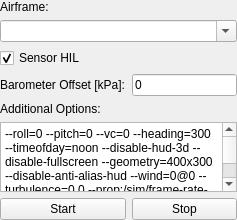
First picture: the form in src/ui/QGCHilFlightGearConfiguration.ui, repository mavlink/qgroundcontrol, before the edit.
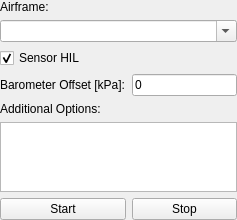
Second picture: the form after the edit.

Patch:
```diff
--- a/src/ui/QGCHilFlightGearConfiguration.ui
+++ b/src/ui/QGCHilFlightGearConfiguration.ui
@@ -68,7 +68,7 @@
       </sizepolicy>
      </property>
      <property name="plainText">
-      <string>--roll=0 --pitch=0 --vc=0 --heading=300 --timeofday=noon --disable-hud-3d --disable-fullscreen --geometry=400x300 --disable-anti-alias-hud --wind=0@0 --turbulence=0.0 --prop:/sim/frame-rate-throttle-hz=30 --control=mouse --disable-sound --disable-random-objects --disable-ai-models --shading-flat --fog-disable --disable-specular-highlight --disable-random-objects --disable-panel --disable-clouds --fdm=jsb --units-meters --prop:/engines/engine/running=true</string>
+      <string></string>
      </property>
     </widget>
    </item>
```
